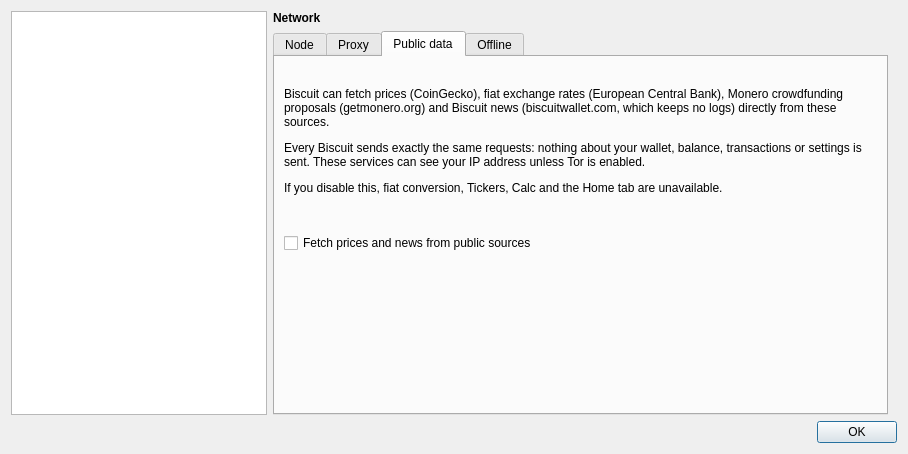
Above: src/SettingsDialog.ui from BiscuitWallet/Biscuit before the change. Below: the same form after it.
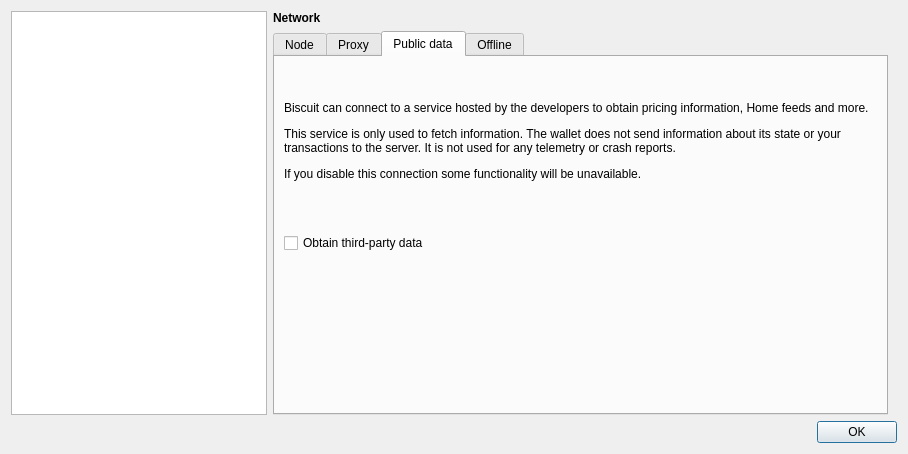
That is the form after the change. The open tabs and pages were chosen to show the change. Custom widgets are drawn as their Qt base class.

Commit message:
Public data through biscuitwallet.com, Feather's wording for it
Prices, fiat rates and the Monero CCS list now come from Biscuit's own
service, which fetches them from CoinGecko, the ECB and getmonero.org:
the app talks to one host, as Feather does with its service. The
first-run page and the setting use Feather's text again.

```diff
--- a/src/SettingsDialog.ui
+++ b/src/SettingsDialog.ui
@@ -254,7 +254,7 @@
                 </sizepolicy>
                </property>
                <property name="text">
-                <string>&lt;html&gt;&lt;head/&gt;&lt;body&gt;&lt;p&gt;Biscuit can fetch prices (CoinGecko), fiat exchange rates (European Central Bank), Monero crowdfunding proposals (getmonero.org) and Biscuit news (biscuitwallet.com, which keeps no logs) directly from these sources.&lt;/p&gt;&lt;p&gt;Every Biscuit sends exactly the same requests: nothing about your wallet, balance, transactions or settings is sent. These services can see your IP address unless Tor is enabled.&lt;/p&gt;&lt;p&gt;If you disable this, fiat conversion, Tickers, Calc and the Home tab are unavailable.&lt;/p&gt;&lt;/body&gt;&lt;/html&gt;</string>
+                <string>&lt;html&gt;&lt;head/&gt;&lt;body&gt;&lt;p&gt;Biscuit can connect to a service hosted by the developers to obtain pricing information, Home feeds and more.&lt;/p&gt;&lt;p&gt;This service is only used to fetch information. The wallet does not send information about its state or your transactions to the server. It is not used for any telemetry or crash reports.&lt;/p&gt;&lt;p&gt;If you disable this connection some functionality will be unavailable.&lt;/p&gt;&lt;/body&gt;&lt;/html&gt;</string>
                </property>
                <property name="wordWrap">
                 <bool>true</bool>
@@ -280,7 +280,7 @@
              <item>
               <widget class="QCheckBox" name="checkBox_enableWebsocket">
                <property name="text">
-                <string>Fetch prices and news from public sources</string>
+                <string>Obtain third-party data</string>
                </property>
               </widget>
              </item>
```
The commit also changes 3 other files.
